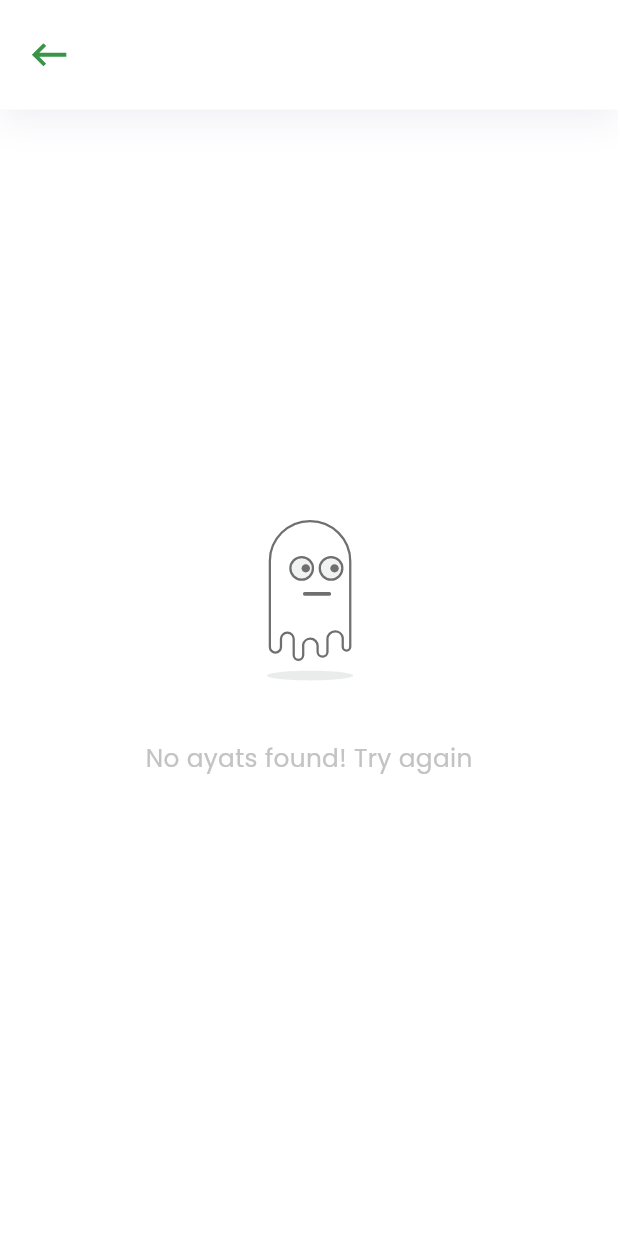
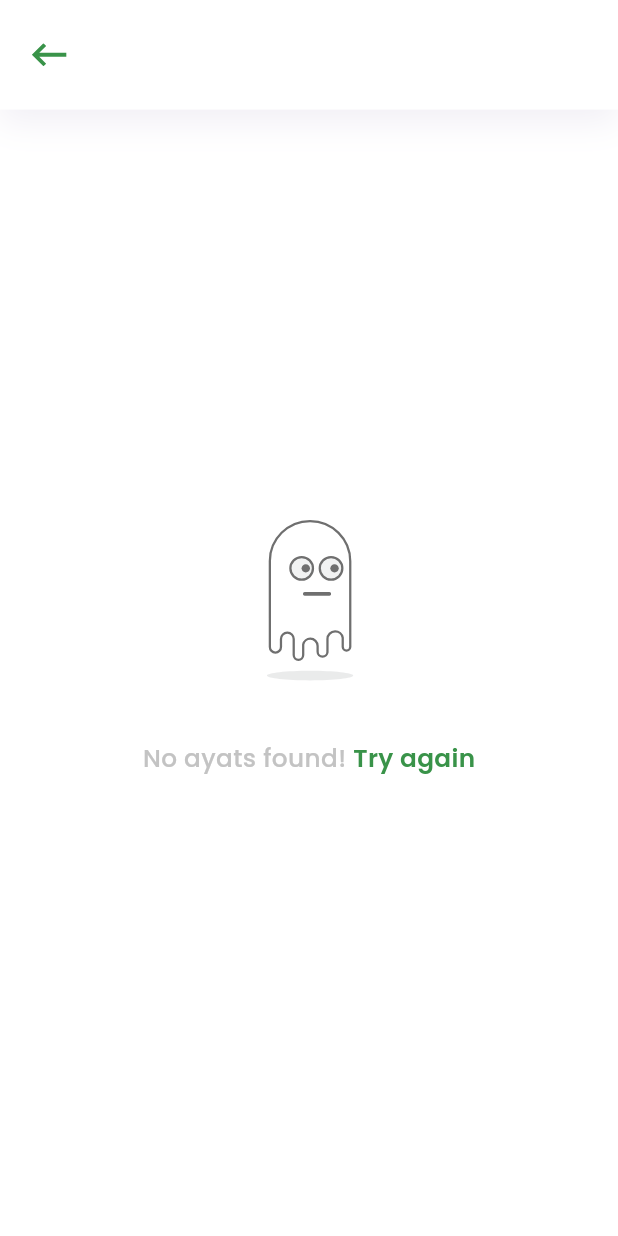
Before and after one commit to ayekaun-inc/Quran-Companion, a Flutter app: the AyatListView screen opened directly with empty values, on a phone screen of 412 x 824 dp. Run offline on Flutter 3.47's test engine with Material 3 defaults, Android fonts, the phone set to English and light mode, and no system bars; our stand-ins replace flutter_svg, get_it, lottie, shared_preferences, stacked, stacked_services; accounts and stored records are empty; statements that could not run were skipped.

```diff
--- a/app/lib/ayat_list/ayat_list_view.dart
+++ b/app/lib/ayat_list/ayat_list_view.dart
@@ -40,11 +40,25 @@ class AyatListView extends StatelessWidget {
                         ghostAnimation,
                         width: 192.w,
                       ),
-                      const CustomText(
-                        'No ayats found! Try again',
-                        size: 15,
-                        font: poppinsRegular,
-                        color: darkGray,
+                      Row(
+                        mainAxisAlignment: MainAxisAlignment.center,
+                        children: [
+                          const CustomText(
+                            'No ayats found! ',
+                            size: 15,
+                            font: poppinsMedium,
+                            color: darkGray,
+                          ),
+                          InkWell(
+                            onTap: viewModel.onTryAgainTap,
+                            child: const CustomText(
+                              'Try again',
+                              size: 15,
+                              font: poppinsSemiBold,
+                              color: green,
+                            ),
+                          ),
+                        ],
                       ),
                       const VerticalGap(96),
                     ],
--- a/app/lib/ayat_list/ayat_list_view_model.dart
+++ b/app/lib/ayat_list/ayat_list_view_model.dart
@@ -1,3 +1,11 @@
+import 'package:quran_companion/services_locator.dart';
 import 'package:stacked/stacked.dart';
+import 'package:stacked_services/stacked_services.dart';
 
-class AyatListViewModel extends BaseViewModel {}
+class AyatListViewModel extends BaseViewModel {
+  final NavigationService _navigationService = locator<NavigationService>();
+
+  void onTryAgainTap() {
+    _navigationService.back();
+  }
+}
--- a/app/lib/home/widgets/search_text_field.dart
+++ b/app/lib/home/widgets/search_text_field.dart
@@ -60,6 +60,7 @@ class _SearchTextFieldState extends State<SearchTextField> {
             color: _isFocused ? brown : darkGray,
             size: 20.w,
           ),
+          // TODO: Change hint text to something more suggestive
           hintText: "Enter your desired word i.e ‘اللہ’",
           hintStyle: TextStyle(
             fontFamily: amiriRegular,
```
